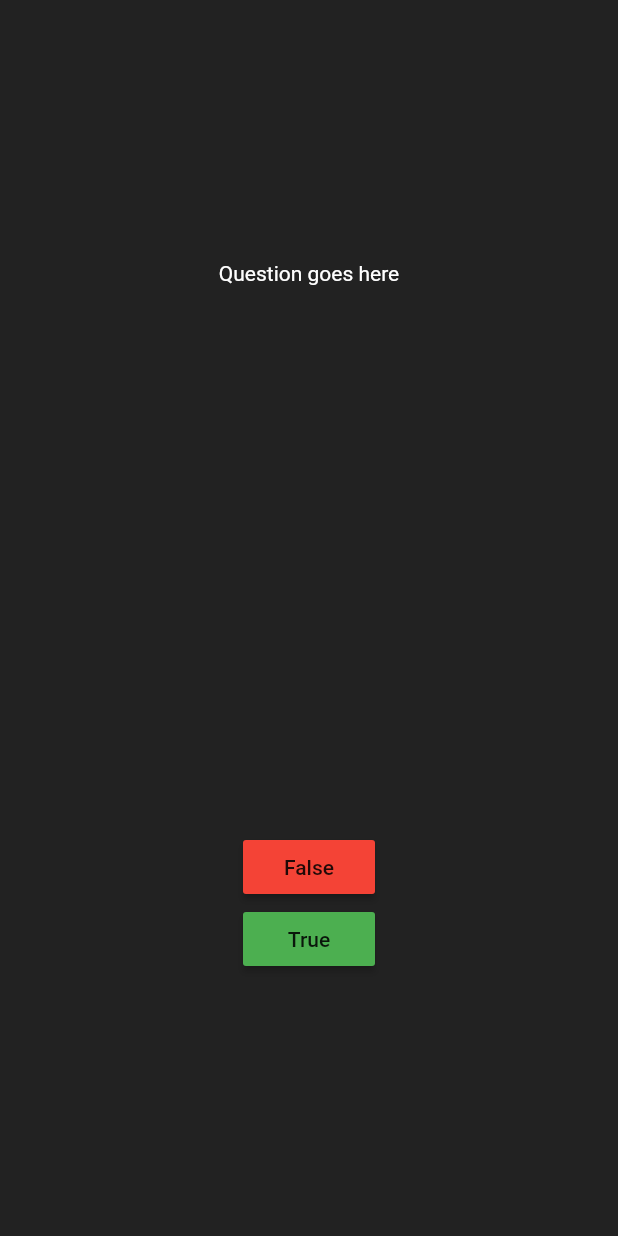
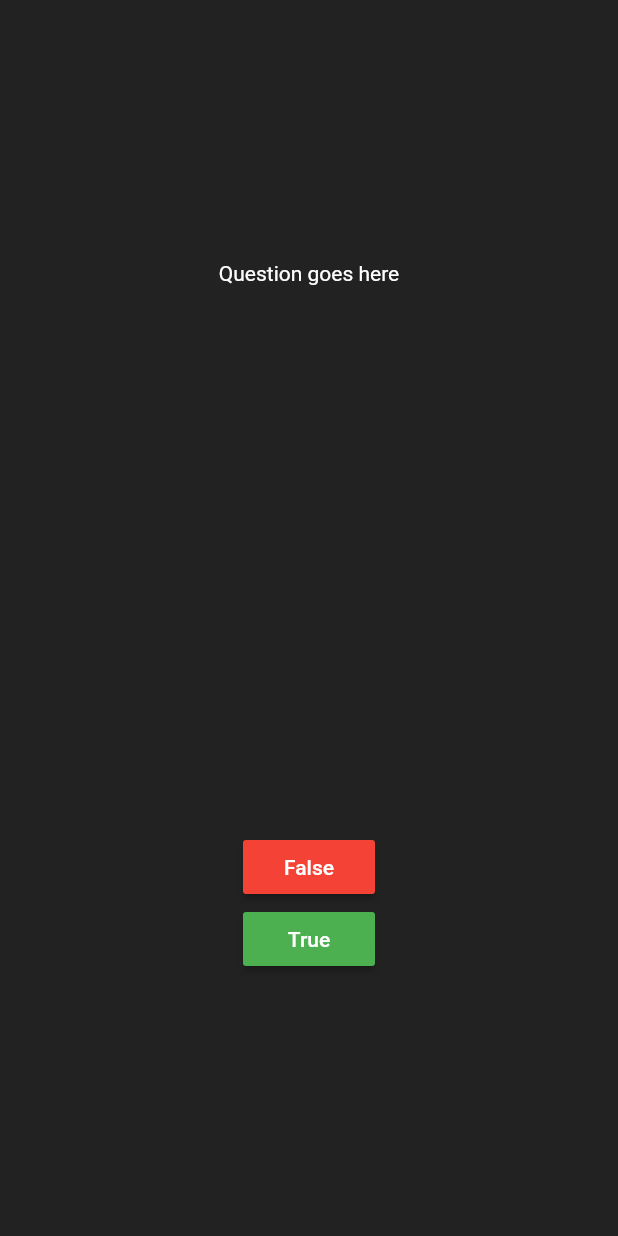
Before and after one commit to Nuri801/quiz_app, a Flutter app: the screen it shows after launch, on a phone screen of 412 x 824 dp. Run offline on Flutter 3.47's test engine with Material 2 defaults, Android fonts, the phone set to English and light mode, and no system bars.

Commit message:
quiz_app basics

```diff
--- a/lib/main.dart
+++ b/lib/main.dart
@@ -51,12 +51,12 @@ class _QuestionsState extends State<Questions> {
                 MaterialButton(
                   onPressed: () {},
                   color: Colors.red,
-                  child: Text('False'),
+                  child: Text('False', style: TextStyle(color: Colors.white),),
                 ),
                 MaterialButton(
                   onPressed: () {},
                   color: Colors.green,
-                  child: Text('True'),
+                  child: Text('True', style: TextStyle(color: Colors.white),),
                 ),
               ],
             )
```
